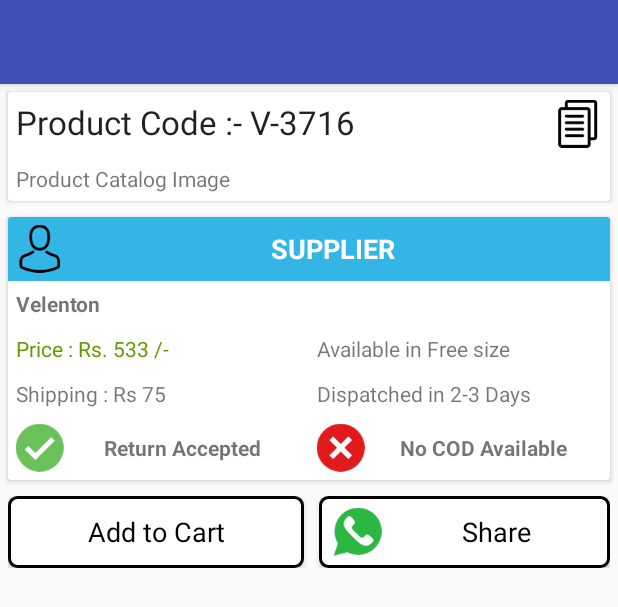
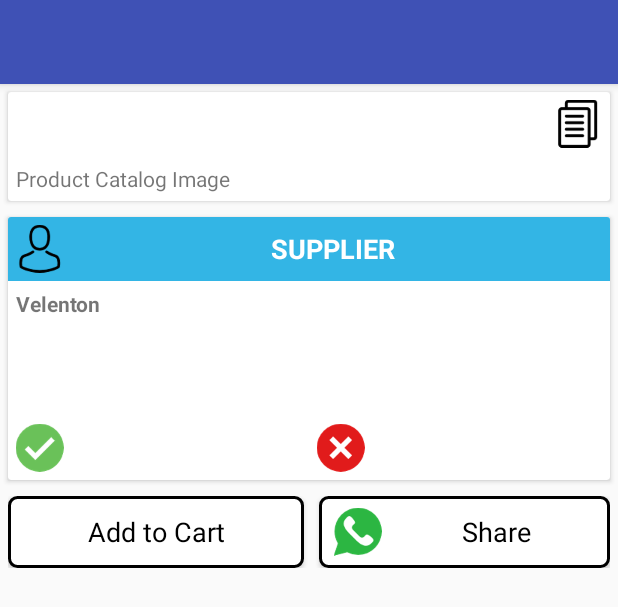
Before and after one commit to RoshanHalwai/Velenton, an Android app: the layout activity_product_purchase.xml on its own in the app's theme, with its tools: preview values and no code run, on a phone screen of 412 x 824 dp. Shown: the top 607 px of the screen. Run offline under Robolectric (Android 15) with nearby library versions, the phone set to English and light mode, and no system bars.

Commit message:
Resolved warnings in Product purchase layout file

```diff
--- a/app/src/main/res/layout/activity_product_purchase.xml
+++ b/app/src/main/res/layout/activity_product_purchase.xml
@@ -51,9 +51,9 @@
                         style="@style/Base.TextAppearance.AppCompat.Large"
                         android:layout_width="match_parent"
                         android:layout_height="wrap_content"
+                        android:drawableEnd="@drawable/copy"
                         android:drawableRight="@drawable/copy"
-                        android:padding="5dp"
-                        android:text="Product Code :- V-3716" />
+                        android:padding="5dp" />
 
                     <TextView
                         android:id="@+id/productDescription"
@@ -83,6 +83,7 @@
                         android:layout_gravity="center"
                         android:background="@android:color/holo_blue_light"
                         android:drawableLeft="@drawable/avatar"
+                        android:drawableStart="@drawable/avatar"
                         android:gravity="center"
                         android:padding="5dp"
                         android:text="@string/supplier"
@@ -94,7 +95,7 @@
                         android:layout_width="match_parent"
                         android:layout_height="wrap_content"
                         android:padding="5dp"
-                        android:text="Velenton"
+                        android:text="@string/velenton"
                         android:textStyle="bold" />
 
                     <LinearLayout
@@ -115,7 +116,6 @@
                                 android:layout_width="match_parent"
                                 android:layout_height="wrap_content"
                                 android:padding="5dp"
-                                android:text="Price : Rs. 533 /-"
                                 android:textColor="@android:color/holo_green_dark" />
 
                             <TextView
@@ -123,8 +123,7 @@
                                 style="@style/Base.TextAppearance.AppCompat.Small"
                                 android:layout_width="match_parent"
                                 android:layout_height="wrap_content"
-                                android:padding="5dp"
-                                android:text="Shipping : Rs 75" />
+                                android:padding="5dp" />
 
                             <TextView
                                 android:id="@+id/returnAccepted"
@@ -132,9 +131,9 @@
                                 android:layout_height="wrap_content"
                                 android:layout_gravity="center"
                                 android:drawableLeft="@drawable/checked"
+                                android:drawableStart="@drawable/checked"
                                 android:gravity="center"
                                 android:padding="5dp"
-                                android:text="Return Accepted"
                                 android:textAlignment="center"
                                 android:textStyle="bold" />
                         </LinearLayout>
@@ -150,16 +149,14 @@
                                 style="@style/Base.TextAppearance.AppCompat.Small"
                                 android:layout_width="match_parent"
                                 android:layout_height="wrap_content"
-                                android:padding="5dp"
-                                android:text="Available in Free size" />
+                                android:padding="5dp" />
 
                             <TextView
                                 android:id="@+id/dispatchTime"
                                 style="@style/Base.TextAppearance.AppCompat.Small"
                                 android:layout_width="match_parent"
                                 android:layout_height="wrap_content"
-                                android:padding="5dp"
-                                android:text="Dispatched in 2-3 Days" />
+                                android:padding="5dp" />
 
                             <TextView
                                 android:id="@+id/cashOnDelivery"
@@ -167,9 +164,9 @@
                                 android:layout_height="wrap_content"
                                 android:layout_gravity="center"
                                 android:drawableLeft="@drawable/multiply"
+                                android:drawableStart="@drawable/multiply"
                                 android:gravity="center"
                                 android:padding="5dp"
-                                android:text="No COD Available"
                                 android:textAlignment="center"
                                 android:textStyle="bold" />
 
--- a/app/src/main/res/values/strings.xml
+++ b/app/src/main/res/values/strings.xml
@@ -24,4 +24,5 @@
     <string name="set_profit_margin">Set your Profit Margin</string>
     <string name="supplier">SUPPLIER</string>
     <string name="add_to_cart">Add to Cart</string>
+    <string name="velenton">Velenton</string>
 </resources>
```
